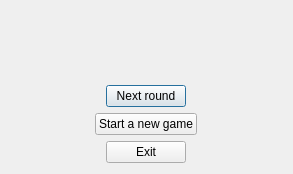
The window that Qt/projects/tic_tac_toe/gameoverdialog.ui (Lune00/creative) describes before a commit, drawn with Qt 5.
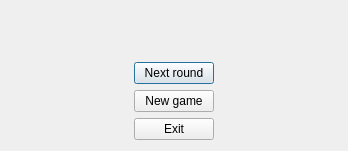
The same window after the commit.

```diff
--- a/Qt/projects/tic_tac_toe/gameoverdialog.ui
+++ b/Qt/projects/tic_tac_toe/gameoverdialog.ui
@@ -6,8 +6,8 @@
    <rect>
     <x>0</x>
     <y>0</y>
-    <width>293</width>
-    <height>174</height>
+    <width>348</width>
+    <height>151</height>
    </rect>
   </property>
   <property name="windowTitle">
@@ -37,7 +37,7 @@
       <string>&lt;html&gt;&lt;head/&gt;&lt;body&gt;&lt;p&gt;Reset player names and scores&lt;/p&gt;&lt;/body&gt;&lt;/html&gt;</string>
      </property>
      <property name="text">
-      <string>Start a new game</string>
+      <string>New game</string>
      </property>
     </widget>
    </item>
```
Left out of the diff: 2 changed lines with no effect on the pictures.
